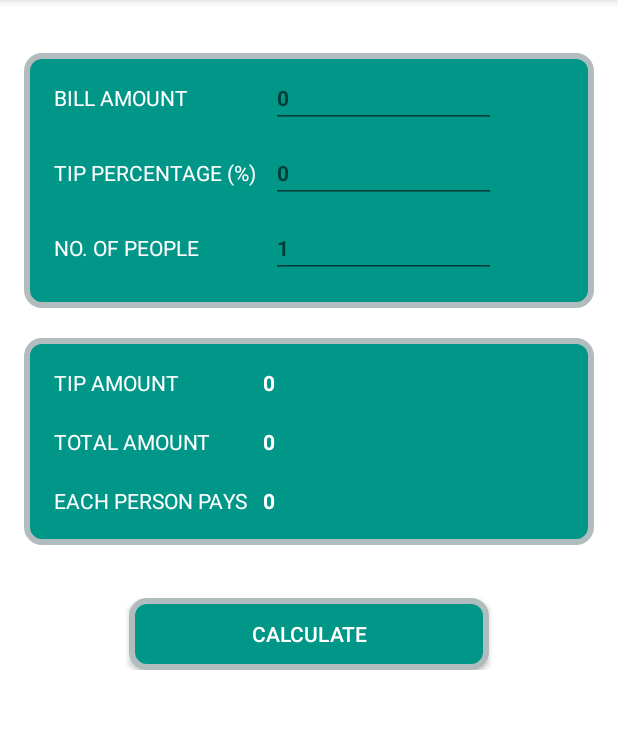
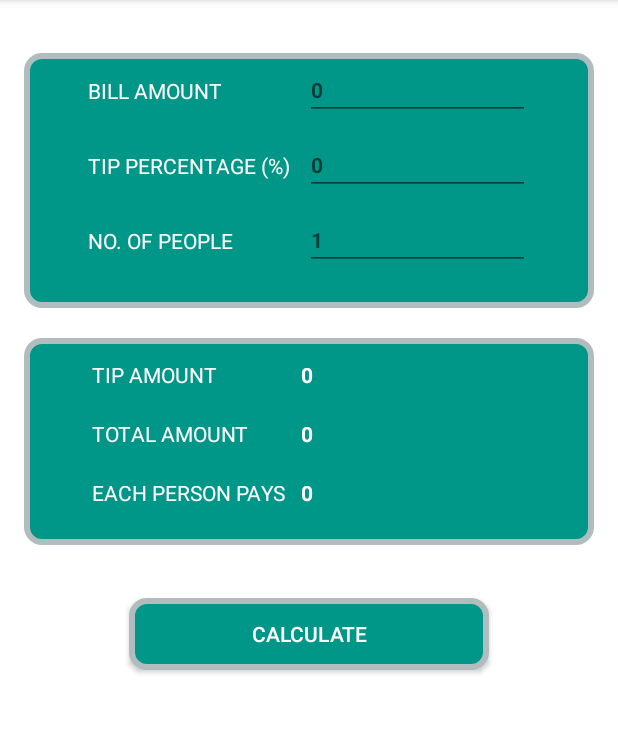
Before and after one commit to riddhik84/Tip-Calculator-Android-App, an Android app: the screen it shows after launch (MainActivity), on a phone screen of 412 x 824 dp, the part 84-817 px from its top. Run offline under Robolectric (Android 15) with nearby library versions, the phone set to English and light mode, and no system bars; our stand-ins replace AdMob; libraries missing offline, so code that uses them is left out: com.hanks.htextview; 4 statements that could not run were skipped.

Commit message:
Version 1.0 - Updated UI for larger screens

```diff
--- a/app/build.gradle
+++ b/app/build.gradle
@@ -28,7 +28,7 @@ dependencies {
     compile 'com.android.support:support-v4:23.4.0'
 
     //For Admob support
-    compile 'com.google.android.gms:play-services:9.4.0'
+    compile 'com.google.android.gms:play-services-ads:9.4.0'
 
     //Text Animations
     compile 'hanks.xyz:htextview-library:0.1.5'
--- a/app/src/main/java/com/rk/myapps/tipcalculator/SplashScreen.java
+++ b/app/src/main/java/com/rk/myapps/tipcalculator/SplashScreen.java
@@ -20,7 +20,7 @@ public class SplashScreen extends Activity {
 
         // HTextView to show animated text
         splashHeader = (HTextView) findViewById(R.id.splash_header);
-        splashHeader.setTypeface(FontManager.getInstance(getAssets()).getFont("fonts/PoiretOne-Regular.ttf"));
+        splashHeader.setTypeface(FontManager.getInstance(getAssets()).getFont("fonts/poiretoneregular.ttf"));
 
         splashHeader.setAnimateType(HTextViewType.LINE);
         splashHeader.animateText(getString(R.string.app_name));
--- a/app/src/main/res/layout/content_main.xml
+++ b/app/src/main/res/layout/content_main.xml
@@ -1,5 +1,5 @@
 <?xml version="1.0" encoding="utf-8"?>
-<ScrollView xmlns:android="http://schemas.android.com/apk/res/android"
+<LinearLayout xmlns:android="http://schemas.android.com/apk/res/android"
     xmlns:ads="http://schemas.android.com/apk/res-auto"
     xmlns:app="http://schemas.android.com/apk/res-auto"
     xmlns:tools="http://schemas.android.com/tools"
@@ -17,7 +17,7 @@
 
     <LinearLayout
         android:layout_width="match_parent"
-        android:layout_height="match_parent"
+        android:layout_height="wrap_content"
         android:focusable="true"
         android:focusableInTouchMode="true"
         android:orientation="vertical">
@@ -54,8 +54,9 @@
 
                 <!-- Bill Amount -->
                 <TableRow
-                    android:layout_width="wrap_content"
-                    android:layout_height="wrap_content">
+                    android:layout_width="match_parent"
+                    android:layout_height="wrap_content"
+                    android:gravity="center">
 
                     <TextView
                         style="@style/LabelStyle"
@@ -70,8 +71,9 @@
 
                 <!-- Tip Percentage -->
                 <TableRow
-                    android:layout_width="wrap_content"
-                    android:layout_height="wrap_content">
+                    android:layout_width="match_parent"
+                    android:layout_height="wrap_content"
+                    android:gravity="center">
 
                     <TextView
                         style="@style/LabelStyle"
@@ -85,7 +87,10 @@
                 </TableRow>
 
                 <!-- No. of people -->
-                <TableRow>
+                <TableRow
+                    android:layout_width="match_parent"
+                    android:layout_height="wrap_content"
+                    android:gravity="center">
 
                     <TextView
                         style="@style/LabelStyle"
@@ -120,7 +125,11 @@
                 android:stretchColumns="2">
 
                 <!-- Tip amount -->
-                <TableRow android:layout_marginBottom="10dp">
+                <TableRow
+                    android:layout_width="match_parent"
+                    android:layout_height="wrap_content"
+                    android:layout_marginBottom="10dp"
+                    android:gravity="center">
 
                     <TextView
                         style="@style/LabelStyle"
@@ -132,7 +141,11 @@
                 </TableRow>
 
                 <!-- Total bill amount-->
-                <TableRow android:layout_marginBottom="10dp">
+                <TableRow
+                    android:layout_width="match_parent"
+                    android:layout_height="wrap_content"
+                    android:layout_marginBottom="10dp"
+                    android:gravity="center">
 
                     <TextView
                         style="@style/LabelStyle"
@@ -144,7 +157,10 @@
                 </TableRow>
 
                 <!-- Each person pays -->
-                <TableRow android:layout_height="wrap_content">
+                <TableRow
+                    android:layout_width="match_parent"
+                    android:layout_height="wrap_content"
+                    android:gravity="center">
 
                     <TextView
                         style="@style/LabelStyle"
@@ -163,6 +179,7 @@
             android:layout_width="match_parent"
             android:layout_height="wrap_content"
             android:layout_gravity="center"
+            android:layout_marginBottom="20dp"
             android:layout_marginLeft="70dp"
             android:layout_marginRight="70dp"
             android:layout_marginTop="35dp"
@@ -178,9 +195,16 @@
                 android:layout_gravity="right|end"
                 android:visibility="gone"/> -->
 
+    </LinearLayout>
+
+    <LinearLayout
+        android:layout_width="match_parent"
+        android:layout_height="wrap_content"
+        android:orientation="vertical">
+
         <com.google.android.gms.ads.AdView
             android:id="@+id/adView"
-            android:layout_width="wrap_content"
+            android:layout_width="match_parent"
             android:layout_height="wrap_content"
             android:layout_centerHorizontal="true"
             android:layout_gravity="bottom"
@@ -189,4 +213,5 @@
 
     </LinearLayout>
 
-</ScrollView>
+
+</LinearLayout>
```
Also changed, not shown: app/src/main/assets/poiretoneregular.ttf (renamed from app/src/main/assets/PoiretOne-Regular.ttf), 2 other files.
